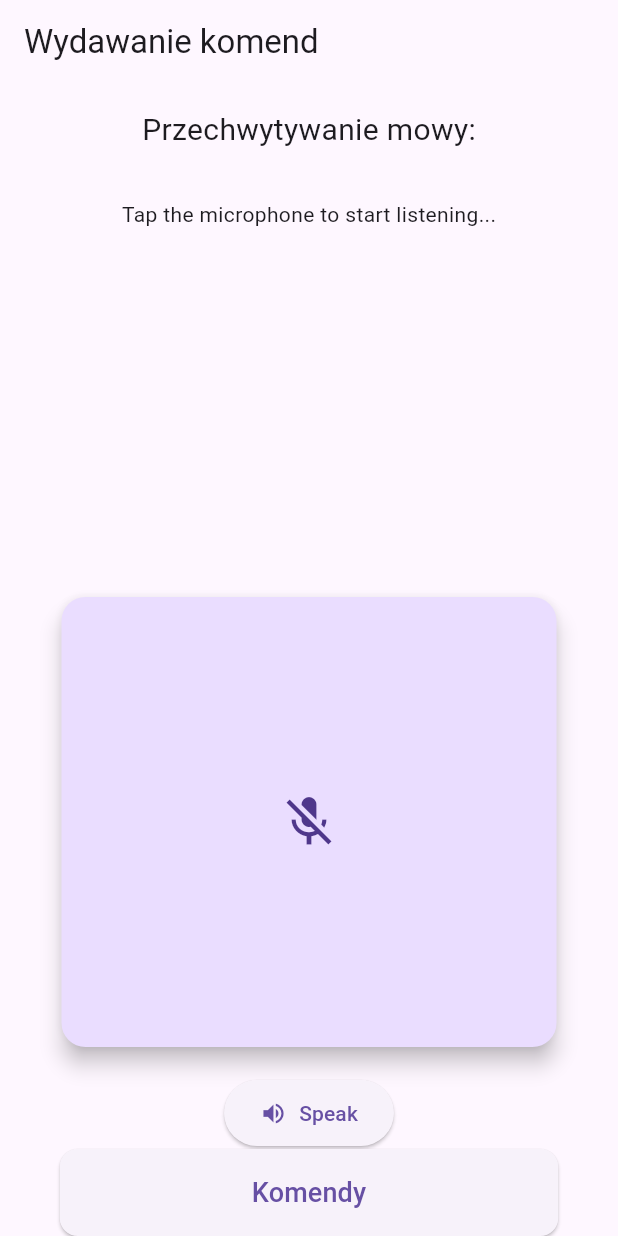
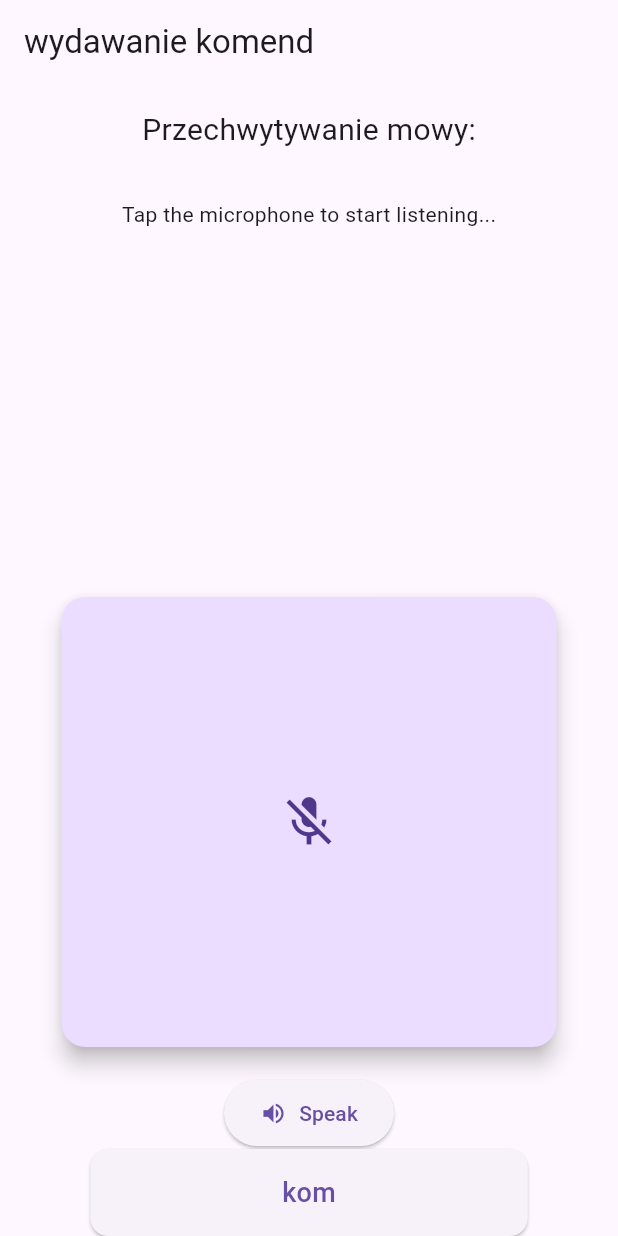
Before and after one commit to ksadowy/BlindView, a Flutter app: the screen it shows after launch, on a phone screen of 412 x 824 dp. Run offline on Flutter 3.47's test engine with Material 3 defaults, Android fonts, the phone set to English and light mode, and no system bars; our stand-ins replace flutter_tts, speech_to_text; generated files the repository leaves out were written again.

Commit message:
context tree issues
context hierarchy seems to forbid usage of localizations within Scaffold in speech_to_text_page

```diff
--- a/blind_view/lib/l10n/app_en.arb
+++ b/blind_view/lib/l10n/app_en.arb
@@ -10,7 +10,9 @@
     "locale_id": "en-US",
     "@locale_id": {
         "type": "Locale"
-    }
+    },
+    "settingsButton": "Lang Settings",
+    "commandsPageTitle": "Commands page"
 
 
 }
--- a/blind_view/lib/l10n/app_pl.arb
+++ b/blind_view/lib/l10n/app_pl.arb
@@ -7,6 +7,9 @@
     "helloWorld": "Witaj świecie",
     "twoLanguages": "Aplikacja posiada 2 języki",
     "changeLanguage": "Zmień język",
-    "locale_id": "pl-PL"
+    "locale_id": "pl-PL",
+    "settingsButton": "Ustawienia Języka",
+    "commandsPageTitle": "Wydawanie komend"
+
 
 }
--- a/blind_view/lib/main.dart
+++ b/blind_view/lib/main.dart
@@ -7,6 +7,7 @@
 import 'package:flutter_gen/gen_l10n/app_localizations.dart';
 
 void main() {
+
   runApp(const MyApp());
 }
 
@@ -21,6 +22,10 @@
           return MaterialApp(
             title: 'Flutter Clean Code Demo',
             theme: ThemeData(primarySwatch: Colors.blue),
+            /*initialRoute: "/",
+            routes: {
+              "/": (context) => SpeechToTextPage(selectedLocal: snapshot.data ?? const Locale('en'))
+            },*/
             home: SpeechToTextPage(selectedLocal: snapshot.data ?? const Locale('en')),
             supportedLocales: L10n.locals,
             locale: snapshot.data,
--- a/blind_view/lib/pages/speech_to_text_page.dart
+++ b/blind_view/lib/pages/speech_to_text_page.dart
@@ -38,9 +38,15 @@ class _SpeechToTextPageState extends State<SpeechToTextPage> {
   Widget build(BuildContext context) {
     return StreamBuilder<Locale>(
         stream: GenerateStreams.languageStream.stream,
-        builder: (context, snapshot) {
-          return Scaffold(
-            appBar: AppBar(title: const Text('Wydawanie komend')),
+        builder: (BuildContext innerContext, snapshot) {
+          print("Outer context:");
+          print(context);
+          print("Inner context");
+          print(innerContext);
+          print('');
+          return Builder(
+          builder: (context) => Scaffold(
+            appBar: AppBar(title: const Text('wydawanie komend')),
             body: Center(
               child: Column(
                 mainAxisAlignment: MainAxisAlignment.center,
@@ -97,11 +103,13 @@ class _SpeechToTextPageState extends State<SpeechToTextPage> {
                       ),
                     ),
                     child: const Text(
-                        'Komendy', style: TextStyle(fontSize: 18)),
+                        'kom', style: TextStyle(fontSize: 18)),
                   ),
                 ],
               ),
             ),
+          ),
+
           );
         }
     );
```
Also changed, not shown: blind_view/lib/pages/test_page.dart (+4 -4 lines).
